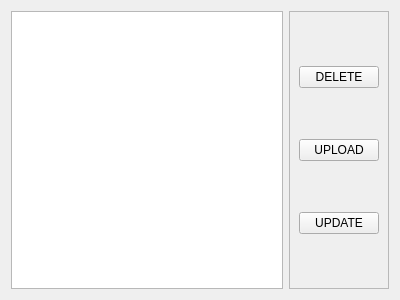
Above: ui/filessystemwidget.ui from malabdali/3dPrintersManager before the change. Below: the same form after it.
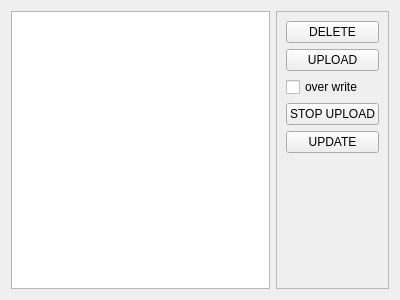
That is the form after the change.

Commit message: before to move write task to same thread of device

What changed in the file:
```diff
--- a/ui/filessystemwidget.ui
+++ b/ui/filessystemwidget.ui
@@ -47,6 +47,20 @@
         </property>
        </widget>
       </item>
+      <item>
+       <widget class="QCheckBox" name="_overwrite_checkbox">
+        <property name="text">
+         <string>over write</string>
+        </property>
+       </widget>
+      </item>
+      <item>
+       <widget class="QPushButton" name="_stop_upload_button">
+        <property name="text">
+         <string>STOP UPLOAD</string>
+        </property>
+       </widget>
+      </item>
       <item>
        <widget class="QPushButton" name="_update_files_button">
         <property name="text">
@@ -54,6 +68,19 @@
         </property>
        </widget>
       </item>
+      <item>
+       <spacer name="verticalSpacer">
+        <property name="orientation">
+         <enum>Qt::Vertical</enum>
+        </property>
+        <property name="sizeHint" stdset="0">
+         <size>
+          <width>20</width>
+          <height>40</height>
+         </size>
+        </property>
+       </spacer>
+      </item>
      </layout>
     </widget>
    </item>
```
The commit also changes 25 other files.
